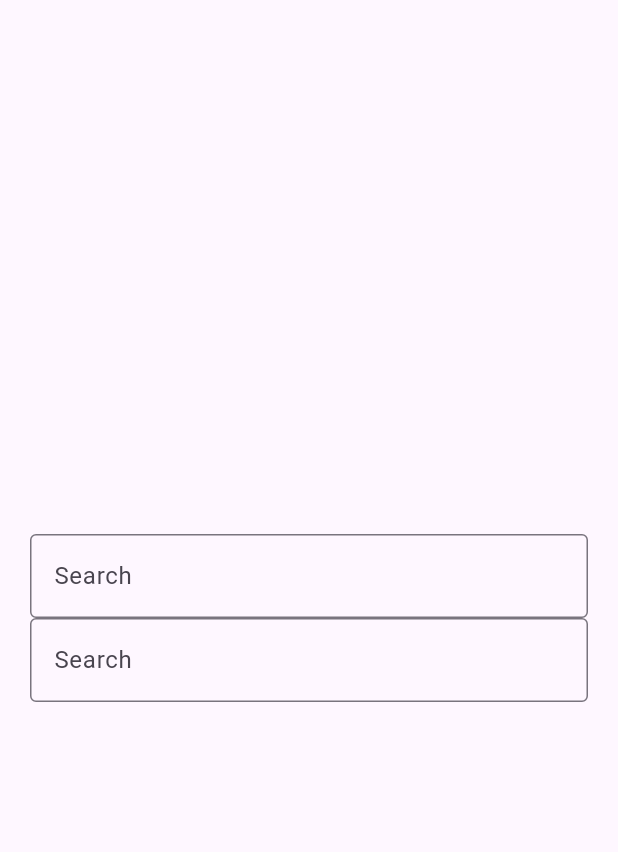
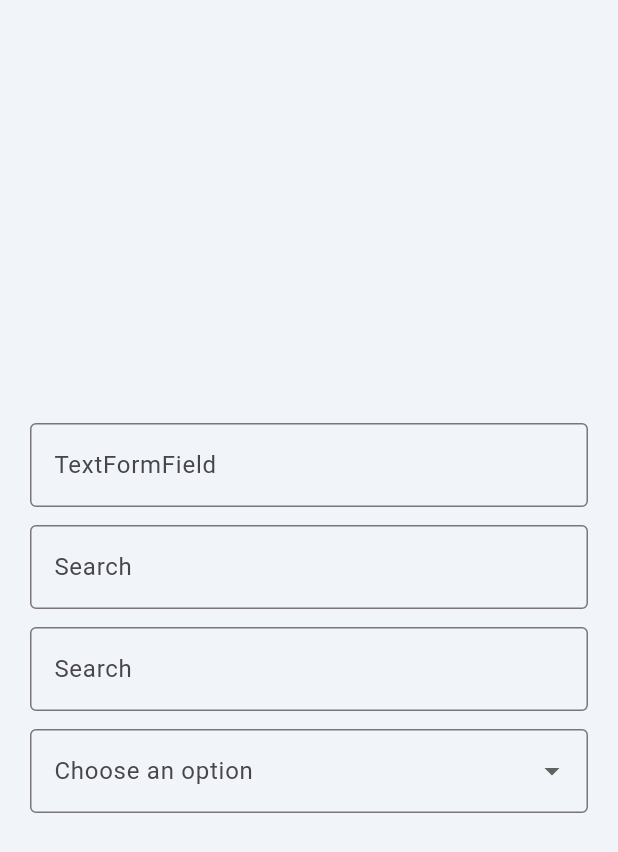
Before and after one commit to Yogi-7y/smart-text-field, a Flutter app: the HomeScreen screen opened directly, on a phone screen of 412 x 824 dp. Shown: the top 852 px of the screen. Run offline on Flutter 3.47's test engine with Material 3 defaults, Android fonts, the phone set to English and light mode, and no system bars; missing offline and left inert: flutter_portal.

Commit message:
feat(searchable_dropdown): move logic to notifier

```diff
--- a/example/lib/searchable_dropdown_field/async_search_example.dart
+++ b/example/lib/searchable_dropdown_field/async_search_example.dart
@@ -12,31 +12,15 @@ class AsyncSearchExample extends StatefulWidget {
 }
 
 class _AsyncSearchExampleState extends State<AsyncSearchExample> {
-  late final _controller = TextEditingController();
-
   final _searchSource = SearchSource<Package>(
     provider: PubPackageSearchProvider(),
     renderer: PackageSearchRenderer(),
   );
 
   @override
-  void dispose() {
-    _controller.dispose();
-    super.dispose();
-  }
-
-  @override
   Widget build(BuildContext context) {
     return SearchableDropdownField(
       sources: [_searchSource],
-      controller: _controller,
-      textFormFieldBuilder: (context, controller) => TextFormField(
-        controller: controller,
-        decoration: const InputDecoration(
-          hintText: 'Search pub.dev packages...',
-          prefixIcon: Icon(Icons.search),
-        ),
-      ),
     );
   }
 }
@@ -100,4 +84,7 @@ class Package implements Searchable {
 
   @override
   int get hashCode => name.hashCode;
+
+  @override
+  String get stringifiedValue => name;
 }
--- a/example/lib/searchable_dropdown_field/searchable_dropdown_field.dart
+++ b/example/lib/searchable_dropdown_field/searchable_dropdown_field.dart
@@ -1,11 +1,15 @@
-// Search Provider
 import 'package:flutter/material.dart';
 import 'package:smart_textfield/smart_textfield.dart';
 
 import 'async_search_example.dart';
 import 'sync_search_example.dart';
 
+const _backgroundColor = Color(0xFFF1F5F9);
+const textPrimaryColor = Color(0xFF334155);
+const textSecondaryColor = Color(0xFF64748B);
+
 void main() {
+  WidgetsFlutterBinding.ensureInitialized();
   runApp(
     const SmartTextFieldOverlay(
       child: MaterialApp(
@@ -33,15 +37,39 @@ class _HomeScreenState extends State<HomeScreen> {
 
   @override
   Widget build(BuildContext context) {
-    return const Scaffold(
+    final _searchableDropdownFieldData = SearchableDropdownFieldData(
+      decoration: BoxDecoration(
+        color: Colors.white,
+        borderRadius: BorderRadius.circular(8),
+        boxShadow: [
+          BoxShadow(
+            color: Colors.black.withValues(alpha: 0.1),
+            blurRadius: 8,
+            offset: const Offset(0, 4),
+          ),
+        ],
+      ),
+    );
+
+    return Scaffold(
+      backgroundColor: _backgroundColor,
       body: Padding(
-        padding: EdgeInsets.all(20),
+        padding: const EdgeInsets.all(20),
         child: Center(
           child: Column(
+            spacing: 12,
             mainAxisAlignment: MainAxisAlignment.center,
             children: [
-              AsyncSearchExample(),
-              SyncSearchExample(),
+              TextFormField(
+                controller: _controller,
+                decoration: const InputDecoration(
+                  labelText: 'TextFormField',
+                  border: OutlineInputBorder(),
+                ),
+              ),
+              const AsyncSearchExample(),
+              SyncSearchExample(data: _searchableDropdownFieldData),
+              const DropdownFormFieldExample(),
             ],
           ),
         ),
@@ -49,3 +77,42 @@ class _HomeScreenState extends State<HomeScreen> {
     );
   }
 }
+
+class DropdownFormFieldExample extends StatefulWidget {
+  const DropdownFormFieldExample({super.key});
+
+  @override
+  State<DropdownFormFieldExample> createState() => _DropdownFormFieldExampleState();
+}
+
+class _DropdownFormFieldExampleState extends State<DropdownFormFieldExample> {
+  List<String> optionsList = ['Option 1', 'Option 2', 'Option 3'];
+  String? selectedValue;
+  @override
+  Widget build(BuildContext context) {
+    return DropdownButtonFormField<String>(
+      value: selectedValue,
+      decoration: const InputDecoration(
+        labelText: 'Choose an option',
+        border: OutlineInputBorder(),
+      ),
+      onChanged: (newValue) {
+        setState(() {
+          selectedValue = newValue;
+        });
+      },
+      validator: (value) {
+        if (value == null || value.isEmpty) {
+          return 'Please select an option';
+        }
+        return null;
+      },
+      items: optionsList.map<DropdownMenuItem<String>>((value) {
+        return DropdownMenuItem<String>(
+          value: value,
+          child: Text(value),
+        );
+      }).toList(),
+    );
+  }
+}
--- a/lib/src/module/searchable_dropdown_field/domain/entity/searchable.dart
+++ b/lib/src/module/searchable_dropdown_field/domain/entity/searchable.dart
@@ -1,2 +1,10 @@
 /// Base interface that the client models must implement to make a model searchable.
-abstract class Searchable {}
+abstract class Searchable {
+  const Searchable({
+    required this.stringifiedValue,
+  });
+
+  /// The [String] value of the current instance. \
+  /// Can be used at places like where the selected value is to be displayed.
+  final String stringifiedValue;
+}
--- a/lib/src/module/searchable_dropdown_field/domain/use_case/async_search_provider.dart
+++ b/lib/src/module/searchable_dropdown_field/domain/use_case/async_search_provider.dart
@@ -10,5 +10,5 @@ abstract class AsyncSearchProvider<T extends Searchable> extends SearchProvider<
   Future<SearchResults<T>> query(Query text);
 
   @override
-  Future<SearchResults<Searchable>> search(Query text) => query(text);
+  Future<SearchResults<T>> search(Query text) => query(text);
 }
--- a/lib/src/module/searchable_dropdown_field/domain/use_case/sync_search_provider.dart
+++ b/lib/src/module/searchable_dropdown_field/domain/use_case/sync_search_provider.dart
@@ -19,7 +19,7 @@ abstract class SyncSearchProvider<T extends Searchable> extends SearchProvider<T
   bool query({required Query text, required T item});
 
   @override
-  SearchResults<Searchable> search(Query text) {
+  SearchResults<T> search(Query text) {
     if (text.isEmpty) return items;
     return items.where((item) => query(text: text, item: item)).toList();
   }
--- a/lib/src/module/searchable_dropdown_field/export.dart
+++ b/lib/src/module/searchable_dropdown_field/export.dart
@@ -4,4 +4,5 @@ export 'domain/use_case/search_provider.dart';
 export 'domain/use_case/sync_search_provider.dart';
 export 'presentation/models/search_renderer.dart';
 export 'presentation/models/search_source.dart';
+export 'presentation/models/searchable_dropdown_field_data.dart';
 export 'presentation/searchable_dropdown_field.dart';
--- a/lib/src/module/searchable_dropdown_field/presentation/models/search_renderer.dart
+++ b/lib/src/module/searchable_dropdown_field/presentation/models/search_renderer.dart
@@ -2,6 +2,8 @@ import 'package:flutter/material.dart';
 
 import '../../domain/entity/searchable.dart';
 import '../../domain/use_case/search_provider.dart';
+
+typedef SearchRenderBuilder<T extends Searchable> = Widget Function(BuildContext context, T item);
 
 /// Renderer class for a given [SearchProvider].
 /// Usually mapped with a [SearchProvider] and passed in the [SearchSource]
--- /dev/null
+++ b/lib/src/module/searchable_dropdown_field/presentation/models/searchable_dropdown_field_data.dart
@@ -0,0 +1,13 @@
+import 'package:flutter/material.dart';
+
+class SearchableDropdownFieldData {
+  SearchableDropdownFieldData({
+    this.decoration,
+    this.padding,
+    this.margin = const EdgeInsets.only(top: 8),
+  });
+
+  final BoxDecoration? decoration;
+  final EdgeInsetsGeometry? padding;
+  final EdgeInsetsGeometry? margin;
+}
```
Also changed, not shown: example/lib/searchable_dropdown_field/sync_search_example.dart (+27 -26 lines), lib/src/module/domain/use_case/parsers/date_parsers.dart (added, +238 -0 lines), lib/src/module/searchable_dropdown_field/presentation/searchable_dropdown_field.dart (+40 -42 lines), lib/src/module/searchable_dropdown_field/presentation/state/search_results_notifier.dart (+69 -23 lines), 3 other files.
